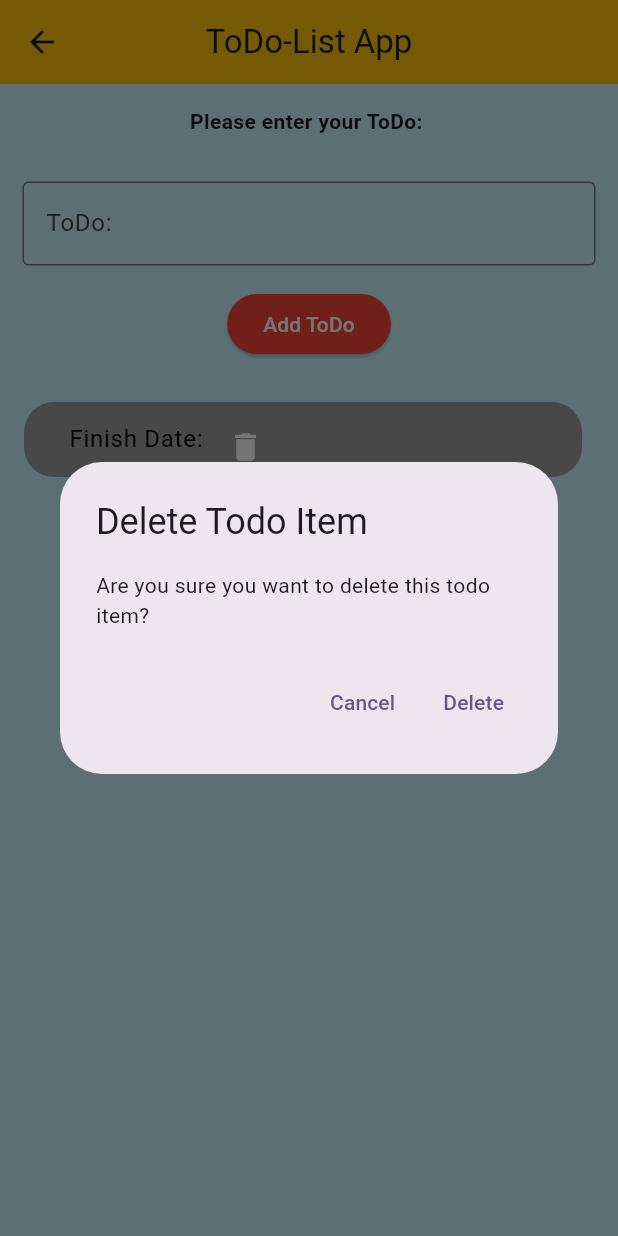
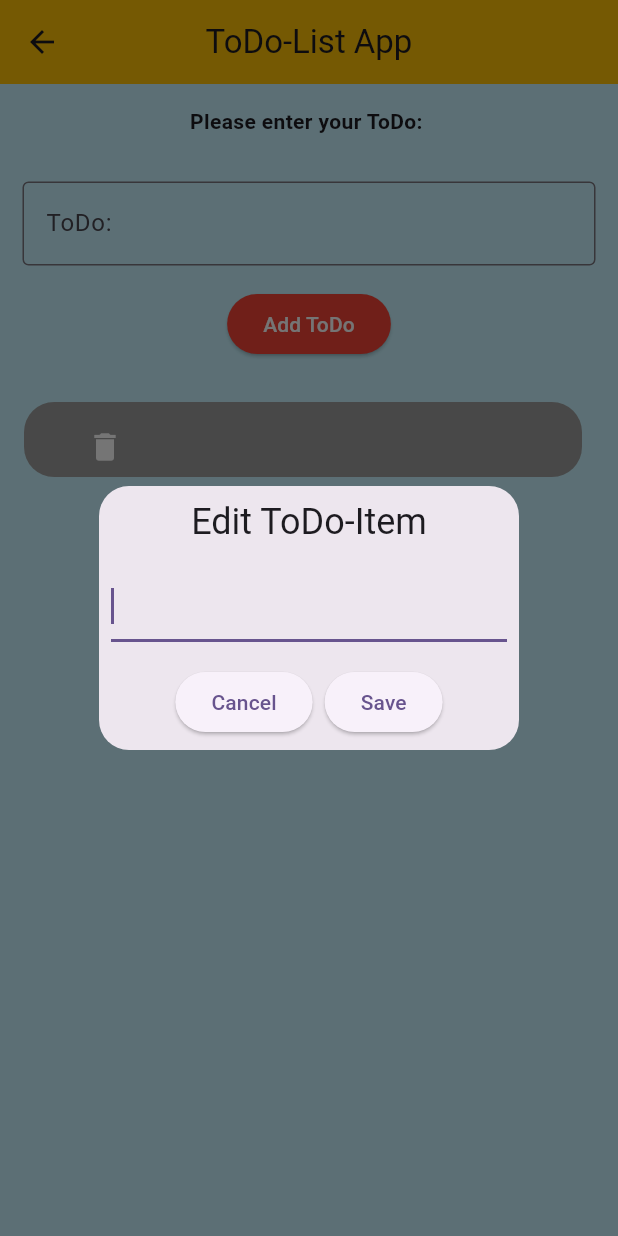
Before and after one commit to AndlKais/MADV, a Flutter app: the TodoHomepage screen opened directly, after a tap on "Add ToDo", after a tap on the "delete" icon, on a phone screen of 412 x 824 dp. Run offline on Flutter 3.47's test engine with Material 3 defaults, Android fonts, the phone set to English and light mode, and no system bars; our stand-ins replace cloud_firestore, firebase_core, get; accounts and stored records are empty.

Commit message:
weiterer Zwischenstand 30012024

```diff
--- a/todo_app/lib/infrastructure/todoItem_repository.dart
+++ b/todo_app/lib/infrastructure/todoItem_repository.dart
@@ -5,6 +5,7 @@
 
 class TodoItemRepository {
   Future<List<TodoItem>> getAllTodoItems() async {
+
     final todoItemsCollection =
         await FirebaseFirestore.instance.collection('todoItems').get();
 
@@ -20,20 +21,23 @@
     }
 
     final todoItemList = todoItemsCollection.docs
-        .map((e) =>
-            TodoItem.fromJson(jsonEncode(e.data()) as Map<String, dynamic>))
+        .map((QueryDocumentSnapshot e) =>
+            TodoItem.fromJson(e.data() as Map<String, dynamic>))
         .toList();
-    return todoItemList;
 
-    /*String jsonFile = await rootBundle.loadString('assets/todo-item.json');
-      final jsonArray = json.decode(jsonFile) as Iterable;
 
-      List<TodoItem> todoItems = List<TodoItem>.from(
+
+    return Future.value(todoItemList);
+
+    /*
+    String jsonFile = await rootBundle.loadString('assets/todo-item.json');
+    final jsonArray = json.decode(jsonFile) as Iterable;
+
+    List<TodoItem> todoItems = List<TodoItem>.from(
         jsonArray.map((e) => TodoItem.fromJson(e)));
 
-      return Future.value(todoItems);
+    return Future.value(todoItems);
+     */
 
-      List<TodoItem> todoItems = List<TodoItem>.from(jsonArray.map((e) => TodoItem.fromJson(e)));
-    */
   }
 }
--- a/todo_app/lib/infrastructure/todo_item.dart
+++ b/todo_app/lib/infrastructure/todo_item.dart
@@ -1,23 +1,18 @@
-enum TodoItemOrigin {
-  initialItem,
-  newItem,
-}
+class TodoItem{
+  String id;
+  String done;
+  String name;
 
-class TodoItem{
-  String title;
-  String categoryName;
-  String finishDate;
-  TodoItemOrigin origin;
-
-  TodoItem({required this.title, required this.categoryName, required this.finishDate,
-  this.origin = TodoItemOrigin.newItem
-  });
+  TodoItem({required this.id, required this.done, required this.name});
 
   factory TodoItem.fromJson(Map<String, dynamic> json) {
+
+    print(json['id']);
+
     return TodoItem(
-      title: json['title'],
-      categoryName: json['categoryName'],
-      finishDate: json['finishDate']
+      id: json['id'],
+      done: json['done'],
+      name: json['name']
     );
   }
 }
--- a/todo_app/lib/presentation/app.dart
+++ b/todo_app/lib/presentation/app.dart
@@ -1,8 +1,8 @@
 import 'package:flutter/material.dart';
 import 'package:todo_app/infrastructure/todoItem_repository.dart';
 import 'package:todo_app/presentation/todoHomepage/todo_homepage_controller.dart';
-import 'package:todo_app/presentation/todoHomepage/todo_login.dart';
 import 'package:get/get.dart';
+import 'package:todo_app/presentation/todoHomepage/todo_login_page.dart';
 
 class App extends StatelessWidget {
   const App({super.key});
@@ -19,7 +19,7 @@
         colorScheme: ColorScheme.fromSeed(seedColor: Colors.deepPurple),
         useMaterial3: true,
       ),
-      home: TodoLogin(title: 'ToDo-Login'),
+      home: const TodoLogin(title: 'ToDo-Login'),
       debugShowCheckedModeBanner: false,
     );
   }
--- a/todo_app/lib/presentation/login/login.dart
+++ b/todo_app/lib/presentation/login/login.dart
@@ -7,8 +7,8 @@
 class Login extends GetView<TodoLoginController> {
 
   final _formKey = GlobalKey<FormState>();
-  final TextEditingController emailController = TextEditingController();
-  final TextEditingController passwordController = TextEditingController();
+  final TextEditingController emailController = TextEditingController(text: 'max.mustermann@gmail.com');
+  final TextEditingController passwordController = TextEditingController(text: '123456');
 
   Login({super.key});
 
--- a/todo_app/lib/presentation/todoHomepage/todo_homepage_controller.dart
+++ b/todo_app/lib/presentation/todoHomepage/todo_homepage_controller.dart
@@ -31,7 +31,7 @@
   void editTodoItem(TodoItem todoItem) {
     print("bin in editTodoItem");
     String editedValue = initialTodoItems[initialTodoItems.indexOf(todoItem)]
-        .title;
+        .name;
 
     TextEditingController editingController = TextEditingController(
         text: editedValue);
@@ -51,7 +51,7 @@
       ),
       confirm: ElevatedButton(
         onPressed: () {
-          initialTodoItems[initialTodoItems.indexOf(todoItem)].title = editedValue;
+          initialTodoItems[initialTodoItems.indexOf(todoItem)].name = editedValue;
           Get.back();
         },
         child: const Text('Save'),
@@ -64,7 +64,7 @@
       ),
     ).then((returnVal) {
       if (returnVal != null) {
-        initialTodoItems[initialTodoItems.indexOf(todoItem)].title = returnVal;
+        initialTodoItems[initialTodoItems.indexOf(todoItem)].name = returnVal;
       }
     });
   }
--- a/todo_app/lib/presentation/todoItem/new_todo_item.dart
+++ b/todo_app/lib/presentation/todoItem/new_todo_item.dart
@@ -28,11 +28,11 @@
           child: Row(
             mainAxisAlignment: MainAxisAlignment.start,
             children: [
-              Text(newTodoItem.title),
-              Text(
+              Text(newTodoItem.name),
+              /*Text(
                 'Finish Date: ${newTodoItem.finishDate}',
                 style: const TextStyle(color: Colors.black),
-              ),
+              ),*/
               IconButton(
                 onPressed: () {
                   _showDeleteConfirmationDialog(context, newTodoItem);
--- a/todo_app/lib/presentation/todoList/todo_input.dart
+++ b/todo_app/lib/presentation/todoList/todo_input.dart
@@ -48,9 +48,9 @@
           ),
           onPressed: () {
             final newTodoItem = TodoItem(
-              title: myController.text,
-              categoryName: "Default",
-              finishDate: '',
+              name: myController.text,
+              done: "Default",
+              id: '',
             );
             setState(() {
               widget.todoItems.add(newTodoItem);
```
Also changed, not shown: todo_app/lib/presentation/todoHomepage/todo_login_page.dart (renamed from todo_app/lib/presentation/todoHomepage/todo_login.dart).
